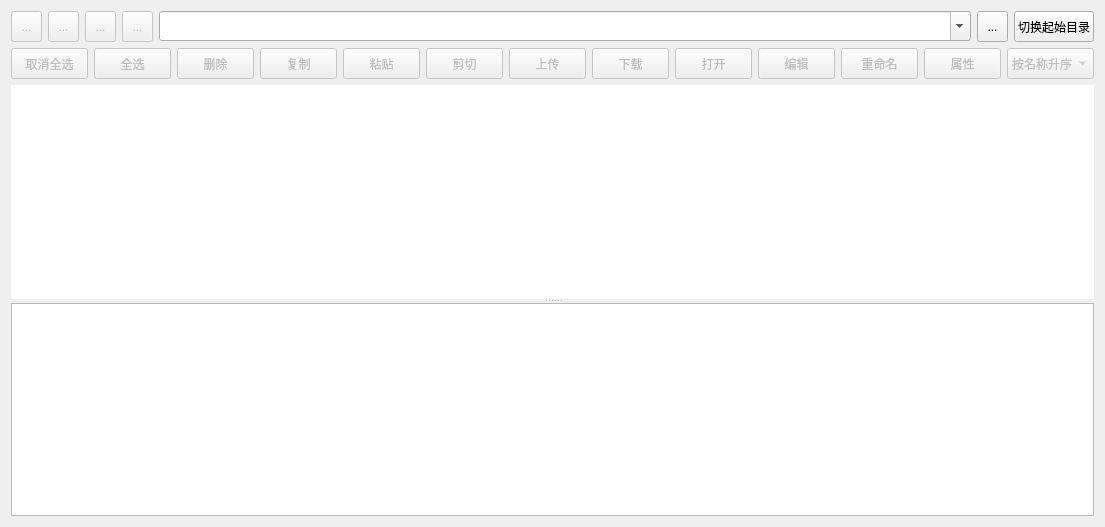
Above: src/MainTabWidgets/FileManagement/FileManagementTabForm.ui from ProgramCX/FoxNAS before the change. Below: the same form after it.
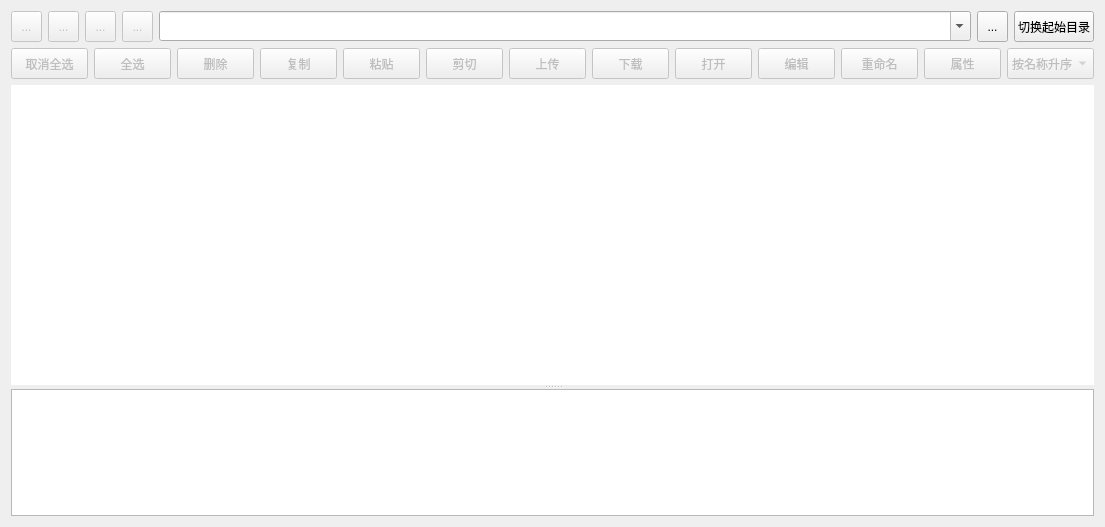
That is the form after the change. Icons and pictures are not drawn. Custom widgets are drawn as their Qt base class.

Diff of the .ui file:
```diff
--- a/src/MainTabWidgets/FileManagement/FileManagementTabForm.ui
+++ b/src/MainTabWidgets/FileManagement/FileManagementTabForm.ui
@@ -677,7 +677,7 @@
       <property name="minimumSize">
        <size>
         <width>0</width>
-        <height>200</height>
+        <height>300</height>
        </size>
       </property>
       <property name="frameShape">
@@ -698,7 +698,7 @@
      </widget>
      <widget class="QListWidget" name="listWidget">
       <property name="sizePolicy">
-       <sizepolicy hsizetype="Minimum" vsizetype="Minimum">
+       <sizepolicy hsizetype="Expanding" vsizetype="Preferred">
         <horstretch>0</horstretch>
         <verstretch>0</verstretch>
        </sizepolicy>
```
